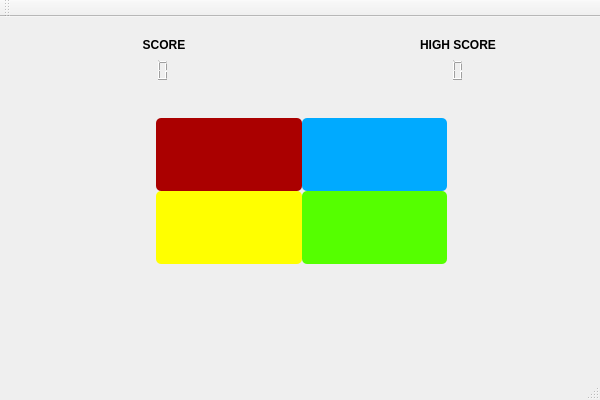
This is GameUI/GameUI.ui in RalucaSpt/memory-game as Qt 5 draws it before an edit. The edited form follows.
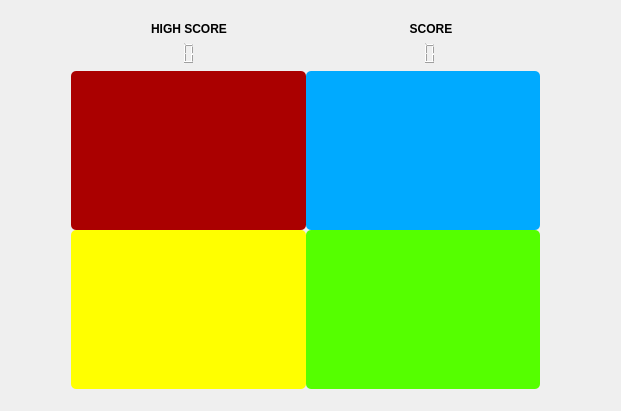
This is the edited form. The open tabs and pages were chosen to show the change. Icons and pictures are not drawn.

The edit to the form file:
```diff
--- a/GameUI/GameUI.ui
+++ b/GameUI/GameUI.ui
@@ -6,191 +6,119 @@
    <rect>
     <x>0</x>
     <y>0</y>
-    <width>600</width>
-    <height>400</height>
+    <width>621</width>
+    <height>411</height>
    </rect>
   </property>
   <property name="windowTitle">
    <string>GameUI</string>
   </property>
   <widget class="QWidget" name="centralWidget">
-   <widget class="QWidget" name="layoutWidget">
-    <property name="geometry">
-     <rect>
-      <x>0</x>
-      <y>90</y>
-      <width>601</width>
-      <height>241</height>
-     </rect>
-    </property>
-    <layout class="QGridLayout" name="gridLayout">
-     <property name="rightMargin">
-      <number>9</number>
-     </property>
-     <property name="spacing">
+   <layout class="QHBoxLayout" name="horizontalLayout">
+    <item alignment="">
+     <widget class="QStackedWidget" name="stackedWidget">
+      <property name="minimumSize">
+       <size>
+        <width>400</width>
+        <height>50</height>
+       </size>
+      </property>
+      <property name="maximumSize">
+       <size>
+        <width>500</width>
+        <height>500</height>
+       </size>
+      </property>
+      <property name="currentIndex">
       <number>0</number>
      </property>
-     <item row="2" column="2">
-      <widget class="QPushButton" name="yellowButton">
+      <widget class="QWidget" name="menuPage">
+       <layout class="QGridLayout" name="gridLayout_3">
+        <item row="0" column="0" alignment="|Qt::AlignmentFlag::AlignVCenter">
+         <widget class="QLabel" name="label">
        <property name="sizePolicy">
         <sizepolicy hsizetype="Expanding" vsizetype="Expanding">
-         <horstretch>0</horstretch>
-         <verstretch>0</verstretch>
-        </sizepolicy>
-       </property>
-       <property name="styleSheet">
-        <string notr="true">QPushButton {
-    background-color:rgb(255, 255, 0);
-    border-radius: 5px;
-    padding: 5px;
-}
-
-QPushButton:hover {
-    background-color: rgb(184, 184, 0)
-}</string>
+            <horstretch>100</horstretch>
+            <verstretch>100</verstretch>
+           </sizepolicy>
+          </property>
+          <property name="layoutDirection">
+           <enum>Qt::LayoutDirection::LeftToRight</enum>
        </property>
        <property name="text">
-        <string/>
-       </property>
-      </widget>
-     </item>
-     <item row="1" column="2">
-      <widget class="QPushButton" name="redButton">
-       <property name="sizePolicy">
-        <sizepolicy hsizetype="Expanding" vsizetype="Expanding">
-         <horstretch>0</horstretch>
-         <verstretch>0</verstretch>
-        </sizepolicy>
-       </property>
-       <property name="autoFillBackground">
-        <bool>false</bool>
-       </property>
-       <property name="styleSheet">
-        <string notr="true">QPushButton {
-    background-color:rgb(170, 0, 0);
-    border-radius: 5px;
-    padding: 5px;
-}
-
-QPushButton:hover {
-    background-color: rgb(126, 0, 0)
-} 
-</string>
-       </property>
-       <property name="text">
-        <string/>
-       </property>
-      </widget>
-     </item>
-     <item row="1" column="4">
-      <widget class="QPushButton" name="blueButton">
-       <property name="sizePolicy">
-        <sizepolicy hsizetype="Expanding" vsizetype="Expanding">
-         <horstretch>0</horstretch>
-         <verstretch>0</verstretch>
-        </sizepolicy>
-       </property>
-       <property name="sizeIncrement">
+           <string>Simon Says</string>
+          </property>
+          <property name="pixmap">
+           <pixmap>../../../../../../../ProjectModernCpp/ClientQT/ClientQT/Logo.png</pixmap>
+          </property>
+          <property name="scaledContents">
+           <bool>true</bool>
+          </property>
+         </widget>
+        </item>
+        <item row="3" column="0" alignment="|Qt::AlignmentFlag::AlignVCenter">
+         <widget class="QComboBox" name="comboBox">
+          <property name="minimumSize">
+           <size>
+            <width>300</width>
+            <height>40</height>
+           </size>
+          </property>
+          <property name="maximumSize">
         <size>
-         <width>0</width>
-         <height>0</height>
-        </size>
-       </property>
-       <property name="font">
-        <font>
-         <bold>false</bold>
-        </font>
-       </property>
-       <property name="styleSheet">
-        <string notr="true">QPushButton {
-    background-color:rgb(0, 170, 255);
-    border-radius: 5px;
-    padding: 5px;
-}
-
-QPushButton:hover {
-    background-color: rgb(0, 112, 168)
-} </string>
-       </property>
+            <width>300</width>
+            <height>40</height>
+           </size>
+          </property>
+          <property name="layoutDirection">
+           <enum>Qt::LayoutDirection::LeftToRight</enum>
+          </property>
+          <item>
        <property name="text">
-        <string/>
-       </property>
-      </widget>
-     </item>
-     <item row="2" column="4">
-      <widget class="QPushButton" name="greenButton">
-       <property name="sizePolicy">
-        <sizepolicy hsizetype="Expanding" vsizetype="Expanding">
-         <horstretch>0</horstretch>
-         <verstretch>0</verstretch>
-        </sizepolicy>
-       </property>
-       <property name="styleSheet">
-        <string notr="true">QPushButton {
-    background-color:rgb(85, 255, 0);
-    border-radius: 5px;
-    padding: 5px;
-}
-
-QPushButton:hover {
-    background-color: rgb(48, 144, 0)
-}</string>
-       </property>
+            <string>Easy</string>
+           </property>
+          </item>
+          <item>
+           <property name="text">
+            <string>Medium</string>
+           </property>
+          </item>
+          <item>
        <property name="text">
-        <string/>
-       </property>
-      </widget>
-     </item>
-     <item row="3" column="1" colspan="5">
-      <spacer name="verticalSpacer_2">
-       <property name="orientation">
-        <enum>Qt::Orientation::Vertical</enum>
-       </property>
-       <property name="sizeHint" stdset="0">
+            <string>Hard</string>
+           </property>
+          </item>
+         </widget>
+        </item>
+        <item row="1" column="0">
+         <widget class="QPushButton" name="startButton">
+          <property name="minimumSize">
         <size>
-         <width>20</width>
+            <width>300</width>
          <height>40</height>
         </size>
        </property>
-      </spacer>
-     </item>
-     <item row="0" column="5" rowspan="3">
-      <spacer name="horizontalSpacer_2">
-       <property name="orientation">
-        <enum>Qt::Orientation::Horizontal</enum>
-       </property>
-       <property name="sizeHint" stdset="0">
+          <property name="maximumSize">
         <size>
-         <width>40</width>
-         <height>20</height>
-        </size>
-       </property>
-      </spacer>
-     </item>
-     <item row="1" column="1" rowspan="2">
-      <spacer name="horizontalSpacer">
-       <property name="orientation">
-        <enum>Qt::Orientation::Horizontal</enum>
-       </property>
-       <property name="sizeHint" stdset="0">
-        <size>
-         <width>40</width>
-         <height>20</height>
-        </size>
-       </property>
-      </spacer>
+            <width>300</width>
+            <height>40</height>
+           </size>
+          </property>
+          <property name="text">
+           <string>Start Game</string>
+          </property>
+         </widget>
      </item>
     </layout>
    </widget>
+      <widget class="QWidget" name="gamePage">
+       <layout class="QVBoxLayout" name="verticalLayout_3">
+        <item>
+         <layout class="QVBoxLayout" name="verticalLayout_2">
+          <item>
+           <layout class="QGridLayout" name="gridLayout_2">
+            <item row="1" column="0">
    <widget class="QLCDNumber" name="lcdMaxScore">
-    <property name="geometry">
-     <rect>
-      <x>314</x>
-      <y>42</y>
-      <width>288</width>
-      <height>23</height>
-     </rect>
-    </property>
     <property name="frameShape">
      <enum>QFrame::Shape::NoFrame</enum>
     </property>
@@ -201,15 +129,27 @@
      <number>1</number>
     </property>
    </widget>
+            </item>
+            <item row="0" column="0">
+             <widget class="QLabel" name="highScoreLabel">
+              <property name="font">
+               <font>
+                <bold>true</bold>
+               </font>
+              </property>
+              <property name="layoutDirection">
+               <enum>Qt::LayoutDirection::RightToLeft</enum>
+              </property>
+              <property name="text">
+               <string>HIGH SCORE</string>
+              </property>
+              <property name="alignment">
+               <set>Qt::AlignmentFlag::AlignCenter</set>
+              </property>
+             </widget>
+            </item>
+            <item row="1" column="1">
    <widget class="QLCDNumber" name="lcdLevel">
-    <property name="geometry">
-     <rect>
-      <x>20</x>
-      <y>42</y>
-      <width>288</width>
-      <height>23</height>
-     </rect>
-    </property>
     <property name="layoutDirection">
      <enum>Qt::LayoutDirection::RightToLeft</enum>
     </property>
@@ -232,39 +172,9 @@
      <enum>QLCDNumber::SegmentStyle::Outline</enum>
     </property>
    </widget>
-   <widget class="QLabel" name="highScoreLabel">
-    <property name="geometry">
-     <rect>
-      <x>314</x>
-      <y>20</y>
-      <width>288</width>
-      <height>16</height>
-     </rect>
-    </property>
-    <property name="font">
-     <font>
-      <bold>true</bold>
-     </font>
-    </property>
-    <property name="layoutDirection">
-     <enum>Qt::LayoutDirection::RightToLeft</enum>
-    </property>
-    <property name="text">
-     <string>HIGH SCORE</string>
-    </property>
-    <property name="alignment">
-     <set>Qt::AlignmentFlag::AlignCenter</set>
-    </property>
-   </widget>
+            </item>
+            <item row="0" column="1">
    <widget class="QLabel" name="scoreLabel">
-    <property name="geometry">
-     <rect>
-      <x>20</x>
-      <y>20</y>
-      <width>288</width>
-      <height>16</height>
-     </rect>
-    </property>
     <property name="font">
      <font>
       <bold>true</bold>
@@ -277,26 +187,138 @@
      <set>Qt::AlignmentFlag::AlignCenter</set>
     </property>
    </widget>
-  </widget>
-  <widget class="QMenuBar" name="menuBar">
-   <property name="geometry">
-    <rect>
-     <x>0</x>
-     <y>0</y>
-     <width>600</width>
-     <height>21</height>
-    </rect>
-   </property>
-  </widget>
-  <widget class="QToolBar" name="mainToolBar">
-   <attribute name="toolBarArea">
-    <enum>TopToolBarArea</enum>
-   </attribute>
-   <attribute name="toolBarBreak">
+            </item>
+           </layout>
+          </item>
+          <item>
+           <layout class="QGridLayout" name="gridLayout">
+            <property name="rightMargin">
+             <number>9</number>
+            </property>
+            <property name="spacing">
+             <number>0</number>
+            </property>
+            <item row="1" column="2">
+             <widget class="QPushButton" name="greenButton">
+              <property name="sizePolicy">
+               <sizepolicy hsizetype="Expanding" vsizetype="Expanding">
+                <horstretch>0</horstretch>
+                <verstretch>0</verstretch>
+               </sizepolicy>
+              </property>
+              <property name="styleSheet">
+               <string notr="true">QPushButton {
+    background-color:rgb(85, 255, 0);
+    border-radius: 5px;
+    padding: 5px;
+}
+
+QPushButton:pressed {
+    background-color: rgb(48, 144, 0)
+}</string>
+              </property>
+              <property name="text">
+               <string/>
+              </property>
+             </widget>
+            </item>
+            <item row="0" column="2">
+             <widget class="QPushButton" name="blueButton">
+              <property name="sizePolicy">
+               <sizepolicy hsizetype="Expanding" vsizetype="Expanding">
+                <horstretch>0</horstretch>
+                <verstretch>0</verstretch>
+               </sizepolicy>
+              </property>
+              <property name="sizeIncrement">
+               <size>
+                <width>0</width>
+                <height>0</height>
+               </size>
+              </property>
+              <property name="font">
+               <font>
+                <bold>false</bold>
+               </font>
+              </property>
+              <property name="styleSheet">
+               <string notr="true">QPushButton {
+    background-color:rgb(0, 170, 255);
+    border-radius: 5px;
+    padding: 5px;
+}
+
+QPushButton:pressed {
+    background-color: rgb(0, 112, 168)
+} </string>
+              </property>
+              <property name="text">
+               <string/>
+              </property>
+             </widget>
+            </item>
+            <item row="0" column="1">
+             <widget class="QPushButton" name="redButton">
+              <property name="sizePolicy">
+               <sizepolicy hsizetype="Expanding" vsizetype="Expanding">
+                <horstretch>0</horstretch>
+                <verstretch>0</verstretch>
+               </sizepolicy>
+              </property>
+              <property name="autoFillBackground">
     <bool>false</bool>
-   </attribute>
-  </widget>
-  <widget class="QStatusBar" name="statusBar"/>
+              </property>
+              <property name="styleSheet">
+               <string notr="true">QPushButton {
+    background-color:rgb(170, 0, 0);
+    border-radius: 5px;
+    padding: 5px;
+}
+
+QPushButton:pressed {
+    background-color: rgb(126, 0, 0)
+} 
+</string>
+              </property>
+              <property name="text">
+               <string/>
+              </property>
+             </widget>
+            </item>
+            <item row="1" column="1">
+             <widget class="QPushButton" name="yellowButton">
+              <property name="sizePolicy">
+               <sizepolicy hsizetype="Expanding" vsizetype="Expanding">
+                <horstretch>0</horstretch>
+                <verstretch>0</verstretch>
+               </sizepolicy>
+              </property>
+              <property name="styleSheet">
+               <string notr="true">QPushButton {
+    background-color:rgb(255, 255, 0);
+    border-radius: 5px;
+    padding: 5px;
+}
+
+QPushButton:pressed {
+    background-color: rgb(184, 184, 0)
+}</string>
+              </property>
+              <property name="text">
+               <string/>
+              </property>
+             </widget>
+            </item>
+           </layout>
+          </item>
+         </layout>
+        </item>
+       </layout>
+      </widget>
+     </widget>
+    </item>
+   </layout>
+  </widget>
  </widget>
  <layoutdefault spacing="6" margin="11"/>
  <resources>
```
Lines whose indentation alone changed are shown as unchanged.
